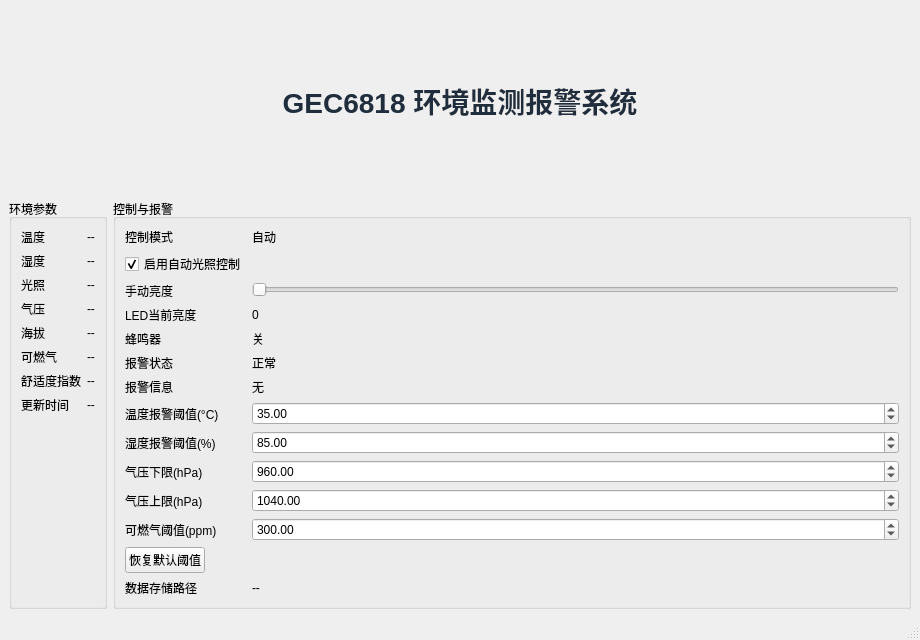
The window that mainwindow.ui (user88889996666666/use) describes before a commit, drawn with Qt 5.
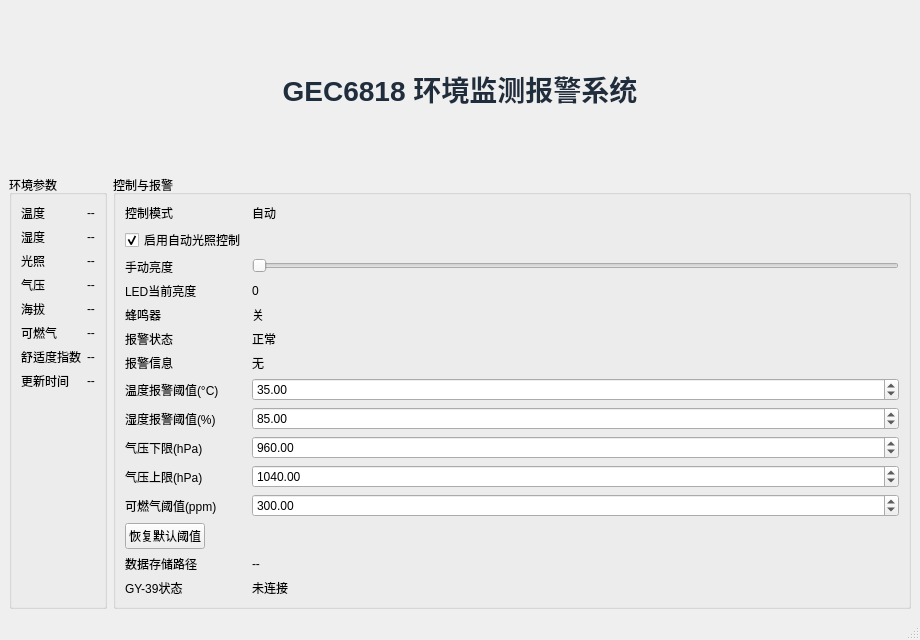
The same window after the commit.

Patch:
```diff
--- a/mainwindow.ui
+++ b/mainwindow.ui
@@ -89,6 +89,8 @@
          <item row="12" column="1"><spacer name="horizontalSpacer_2"><property name="orientation"><enum>Qt::Horizontal</enum></property><property name="sizeHint" stdset="0"><size><width>40</width><height>20</height></size></property></spacer></item>
          <item row="13" column="0"><widget class="QLabel" name="logPathLabel"><property name="text"><string>数据存储路径</string></property></widget></item>
          <item row="13" column="1"><widget class="QLabel" name="logPathValueLabel"><property name="text"><string>--</string></property><property name="wordWrap"><bool>true</bool></property></widget></item>
+         <item row="14" column="0"><widget class="QLabel" name="gy39StatusTitleLabel"><property name="text"><string>GY-39状态</string></property></widget></item>
+         <item row="14" column="1"><widget class="QLabel" name="gy39StatusValueLabel"><property name="text"><string>未连接</string></property></widget></item>
         </layout>
        </widget>
       </item>
```
